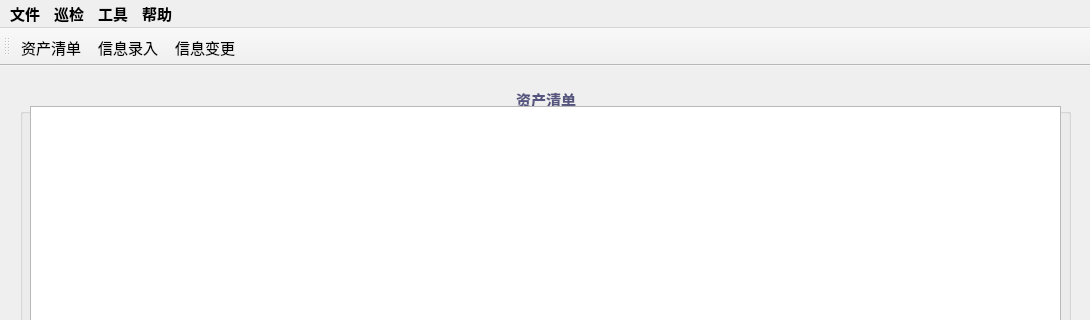
Old version of the form app/mainwindow.ui in the repository hurricane1988/AutoCheck; both pictures show x 0 to 1090 and y 0 to 320 of the 1090 by 697 pixel window.
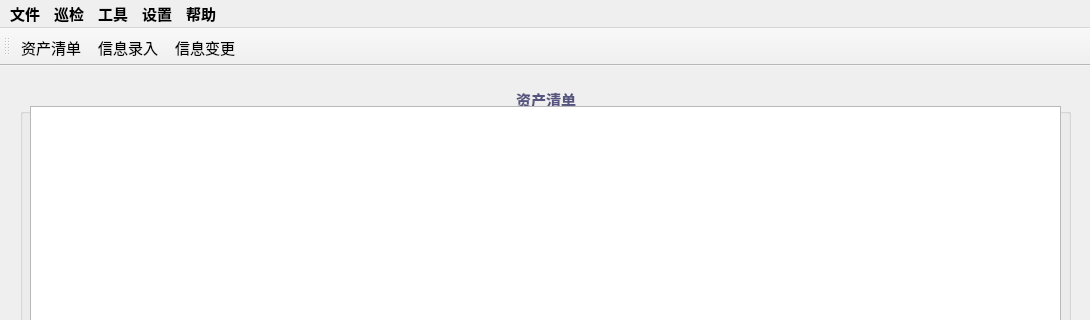
New version of the form.

The edit to the form file:
```diff
--- a/app/mainwindow.ui
+++ b/app/mainwindow.ui
@@ -155,9 +155,16 @@
     <addaction name="actionDatabaseCheck"/>
     <addaction name="actionMonitorReport"/>
    </widget>
+   <widget class="QMenu" name="Setup">
+    <property name="title">
+     <string>设置</string>
+    </property>
+    <addaction name="actionResetPassWord"/>
+   </widget>
    <addaction name="File"/>
    <addaction name="Check"/>
    <addaction name="Tool"/>
+   <addaction name="Setup"/>
    <addaction name="Help"/>
   </widget>
   <widget class="QStatusBar" name="statusbar"/>
```
Left out of the diff: 36 changed lines with no effect on the pictures.
